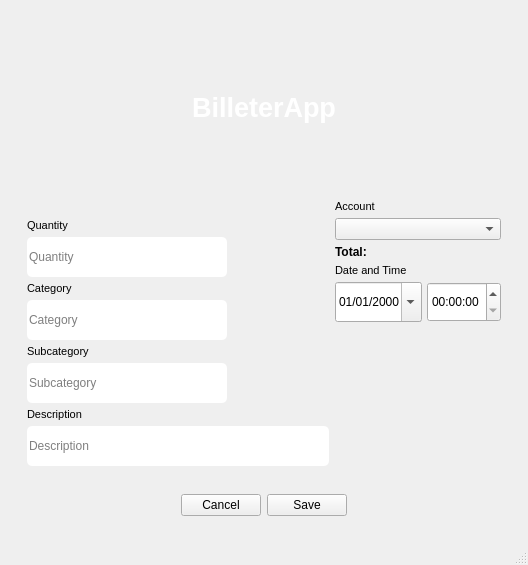
First picture: the form in billeUI/uis/operation_incomeexpense_screen.ui, repository Igna11/Billetera2.0, before the edit.
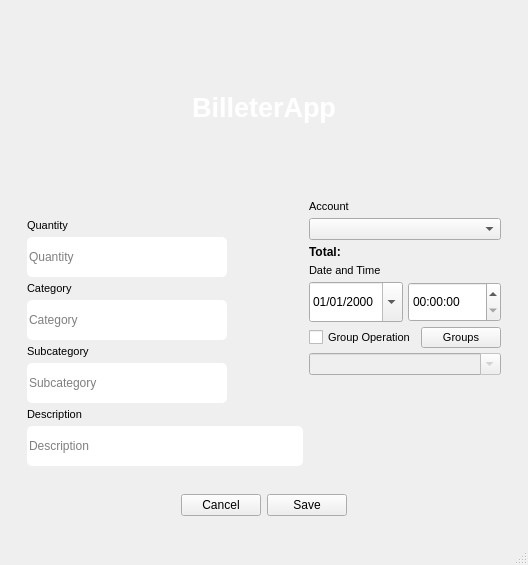
Second picture: the form after the edit.

The edit to the form file:
```diff
--- a/billeUI/uis/operation_incomeexpense_screen.ui
+++ b/billeUI/uis/operation_incomeexpense_screen.ui
@@ -245,7 +245,7 @@
            </layout>
           </item>
           <item>
-           <layout class="QVBoxLayout" name="acc_verticalLayout" stretch="0,0,0,0,0,0">
+           <layout class="QVBoxLayout" name="acc_verticalLayout" stretch="0,0,0,0,0,0,0,0">
             <property name="spacing">
              <number>5</number>
             </property>
@@ -325,6 +325,49 @@
               </item>
              </layout>
             </item>
+            <item>
+             <layout class="QHBoxLayout" name="horizontalLayout_3">
+              <item>
+               <widget class="QCheckBox" name="group_operation_checkBox">
+                <property name="font">
+                 <font>
+                  <pointsize>8</pointsize>
+                 </font>
+                </property>
+                <property name="text">
+                 <string>Group Operation</string>
+                </property>
+               </widget>
+              </item>
+              <item>
+               <widget class="QPushButton" name="groups_button">
+                <property name="font">
+                 <font>
+                  <pointsize>8</pointsize>
+                 </font>
+                </property>
+                <property name="text">
+                 <string>Groups</string>
+                </property>
+               </widget>
+              </item>
+             </layout>
+            </item>
+            <item>
+             <widget class="QComboBox" name="group_combo_box">
+              <property name="enabled">
+               <bool>false</bool>
+              </property>
+              <property name="font">
+               <font>
+                <pointsize>8</pointsize>
+               </font>
+              </property>
+              <property name="editable">
+               <bool>true</bool>
+              </property>
+             </widget>
+            </item>
             <item>
              <spacer name="verticalSpacer">
               <property name="orientation">
```
Left out of the diff: 4 changed lines with no effect on the pictures.
